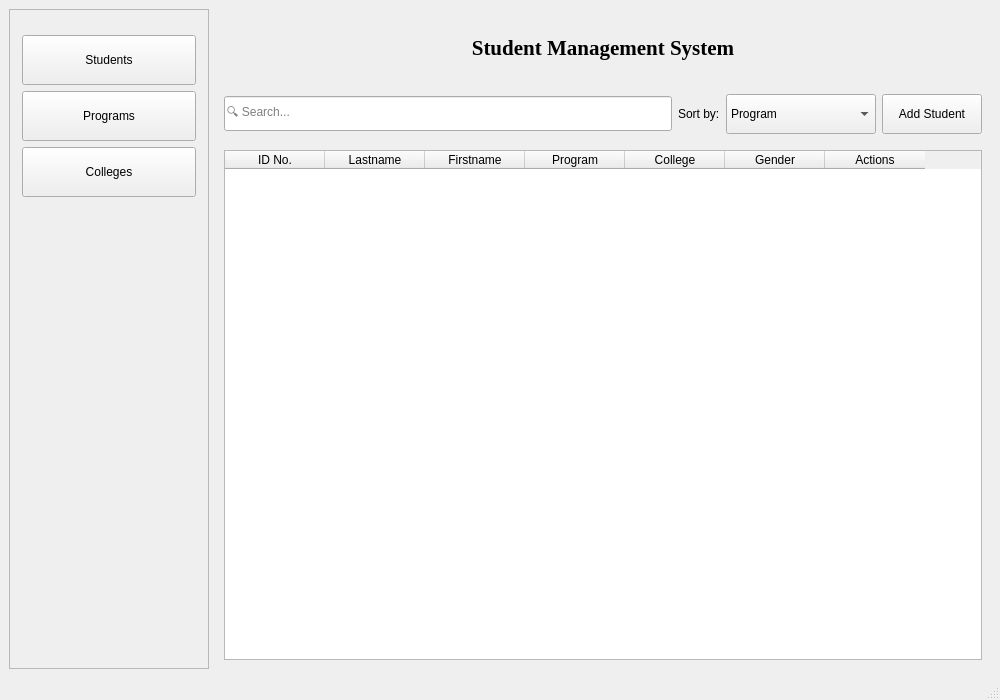
Seaes24/Student-System-Management, file main_window.ui: the form before one commit.
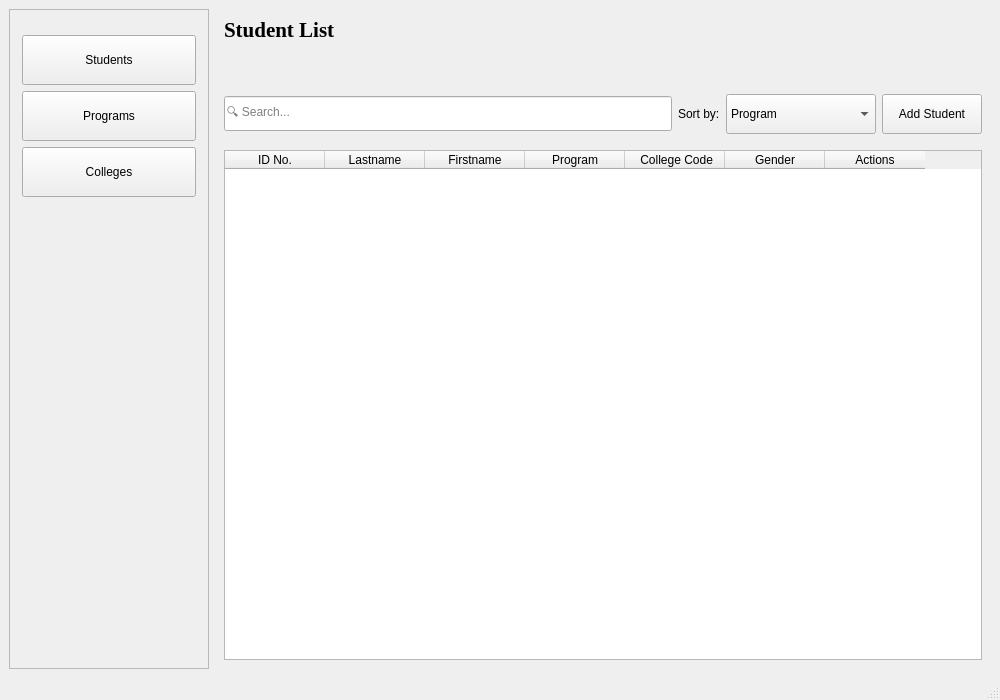
The form after the commit. The open tabs and pages were chosen to show the change.

Commit message: Full CRUD for Student, Program, College

```diff
--- a/main_window.ui
+++ b/main_window.ui
@@ -131,10 +131,10 @@
              </font>
             </property>
             <property name="text">
-             <string>Student Management System</string>
+             <string>Student List</string>
             </property>
             <property name="alignment">
-             <set>Qt::AlignmentFlag::AlignCenter</set>
+             <set>Qt::AlignmentFlag::AlignLeft</set>
             </property>
            </widget>
           </item>
@@ -252,7 +252,7 @@
             </column>
             <column>
              <property name="text">
-              <string>College</string>
+              <string> College Code</string>
              </property>
             </column>
             <column>
```
Left out of the diff: 26 changed lines with no effect on the pictures. The commit also changes 7 other files.
